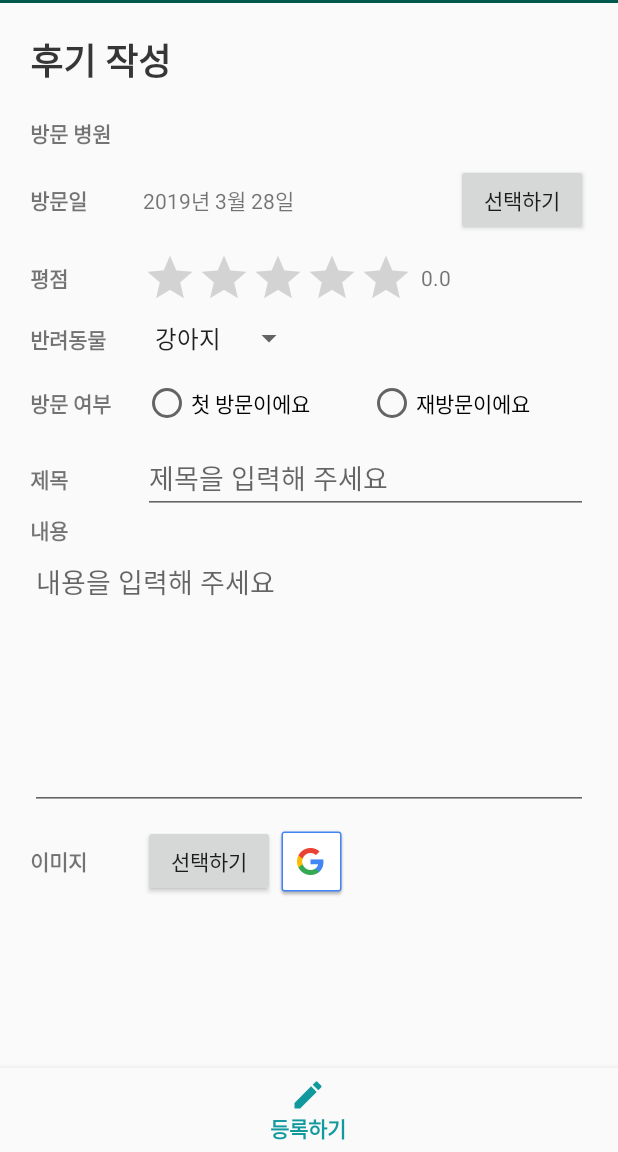
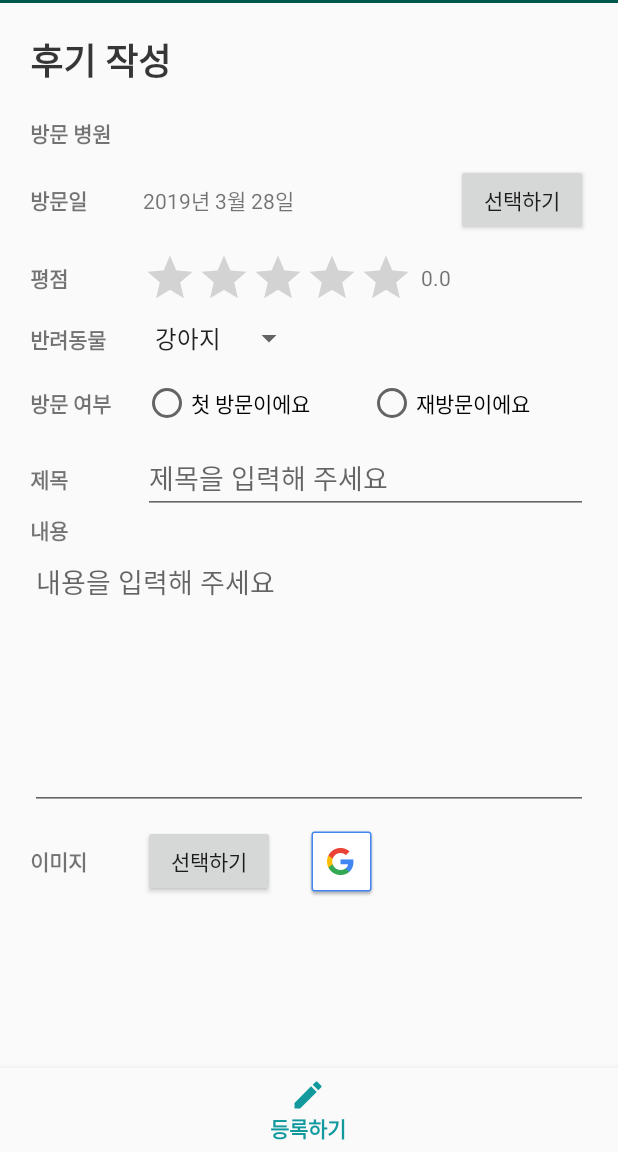
Before and after one commit to ewejeen/vet-project-android, an Android app: the ReviewWrite screen opened directly, with no data from a screen before it, on a phone screen of 412 x 824 dp, the part 84-1236 px from its top. Run offline under Robolectric (Android 15) with nearby library versions, the phone set to English and light mode, and no system bars; pictures from the network do not load; 1 statement that could not run was skipped.

Commit message:
이미지 업로드를 포함한 후기 작성 및 수정 구현

```diff
--- a/app/src/main/AndroidManifest.xml
+++ b/app/src/main/AndroidManifest.xml
@@ -10,6 +10,8 @@
     <!-- 전화와 메시지를 보내기 위한 퍼미션 -->
     <uses-permission android:name="android.permission.CALL_PHONE" />
     <uses-permission android:name="android.permission.DIAL_PHONE" />
+
+    <uses-permission android:name="android.permission.READ_EXTERNAL_STORAGE" />
 
     <application
         android:allowBackup="true"
--- a/app/src/main/java/app/yoojin/org/vet_project2/ReviewWrite.java
+++ b/app/src/main/java/app/yoojin/org/vet_project2/ReviewWrite.java
@@ -232,22 +232,24 @@ public class ReviewWrite extends AppCompatActivity {
 
     private void writeReview(){
         // 프로그레시브 바
-       /* final ProgressDialog progressDialog;
+        final ProgressDialog progressDialog;
         progressDialog = new ProgressDialog(ReviewWrite.this);
         progressDialog.setMessage("업로드 진행 중...");
-        progressDialog.show();*/
+        progressDialog.show();
 
         Bundle intent = getIntent().getExtras();
         final int hpt_id = intent.getInt("hpt_id");
         double hpt_rate = Double.parseDouble(ratingRes.getText().toString());
         final String rv_title = title.getText().toString();
         String rv_content = content.getText().toString();
-        String rv_image = "image01.jpg";
+
+        MultipartBody.Part imageFile = null;
+        Log.d("패스",imgPath);
+        // 이미지를 선택하지 않을 경우의 예외 처리
 
         File file = new File(imgPath);
-        Log.d("imgPath2",imgPath);
         RequestBody requestBody = RequestBody.create(MediaType.parse("image/*"), file);
-        MultipartBody.Part imageFile = MultipartBody.Part.createFormData("imageFile", file.getName(), requestBody);
+        imageFile = MultipartBody.Part.createFormData("imageFile", file.getName(), requestBody);
 
         RequestBody dateBody = RequestBody.create(MediaType.parse("text/plain"),strDate);
         RequestBody petBody = RequestBody.create(MediaType.parse("text/plain"),pet_type);
@@ -262,7 +264,6 @@ public class ReviewWrite extends AppCompatActivity {
             @Override
             public void onResponse(Call<String> call, Response<String> response) {
                 String data = response.body();
-                Log.d("vo",data);
 
                 Intent confirmIntent = new Intent(getApplicationContext(), ReviewDetail.class);
                 confirmIntent.putExtra("rv_id",data);
@@ -301,39 +302,13 @@ public class ReviewWrite extends AppCompatActivity {
                 Glide
                         .with(getApplicationContext())
                         .load(new File(imgPath))
+                        .error(R.drawable.no_image)
                         .into(img);
 
                 cursor.close();
             }
         }
     }
-
-
-    /*// URI 정보를 이용하여 사진 정보 가져온다
-    private String[] getImageNameToUri(Uri data){
-        String[] proj = {
-                MediaStore.Images.Media.DATA,
-                MediaStore.Images.Media.TITLE,
-                MediaStore.Images.Media.ORIENTATION
-        };
-        Cursor cursor = this.getContentResolver().query(data, proj, null, null, null);
-        cursor.moveToFirst();
-
-        int column_data = cursor.getColumnIndexOrThrow(MediaStore.Images.Media.DATA);
-        int column_title = cursor.getColumnIndexOrThrow(MediaStore.Images.Media.TITLE);
-        int column_orientation = cursor.getColumnIndexOrThrow(MediaStore.Images.Media.ORIENTATION);
-
-        mImgPath = cursor.getString(column_data);
-        mImgTitle = cursor.getString(column_title);
-        mImgOrient = cursor.getString(column_orientation);
-        Log.d("mImgPath", mImgPath);
-        Log.d("mImgTitle", mImgTitle);
-        Log.d("mImgOrient", mImgOrient);
-        return new String[]{mImgPath, mImgTitle, mImgOrient};
-    }*/
-
-
-
 
     // Bottom Navigation 리스너
     public BottomNavigationView.OnNavigationItemSelectedListener mOnNavigationItemSelectedListener
--- a/app/src/main/res/layout/activity_review_detail.xml
+++ b/app/src/main/res/layout/activity_review_detail.xml
@@ -188,10 +188,10 @@
             <ImageView
                 android:id="@+id/imageView"
                 android:layout_width="match_parent"
-                android:layout_height="20dp"
+                android:layout_height="400dp"
                 android:layout_marginTop="30dp"
                 android:layout_marginBottom="25dp"
-                android:maxHeight="500dp"
+                android:scaleType="fitCenter"
                 android:visibility="visible" />
 
             <TextView
--- a/app/src/main/res/layout/activity_review_write.xml
+++ b/app/src/main/res/layout/activity_review_write.xml
@@ -300,6 +300,8 @@
                         android:id="@+id/upImageView"
                         android:layout_width="wrap_content"
                         android:layout_height="wrap_content"
+                        android:layout_marginLeft="20dp"
+                        android:scaleType="fitCenter"
                         app:srcCompat="@drawable/common_google_signin_btn_icon_dark" />
                 </LinearLayout>
             </LinearLayout>
```
Also changed, not shown: app/src/main/java/app/yoojin/org/vet_project2/RetrofitService.java (+10 -10 lines), app/src/main/java/app/yoojin/org/vet_project2/ReviewDetail.java (+6 -3 lines), app/src/main/java/app/yoojin/org/vet_project2/ReviewUpdate.java (+85 -7 lines), app/src/main/res/layout/activity_review_update.xml (+8 -0 lines).
